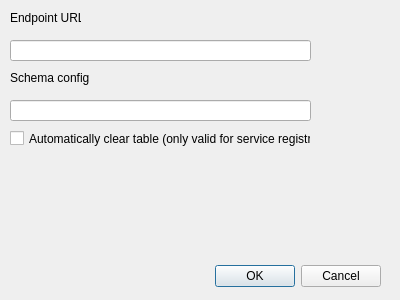
kartoza/GeoContextQGISPlugin, file GeoContextQGISPlugin_options_dialog_base.ui: the form before one commit.
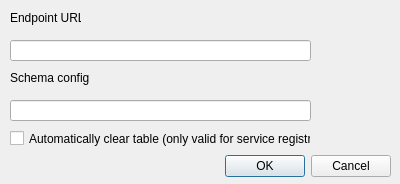
The form after the commit. Custom widgets are drawn as their Qt base class.

Commit message: Updates to UI. Group/Collection requests. A major bug when a key change trigger happens

Patch:
```diff
--- a/GeoContextQGISPlugin_options_dialog_base.ui
+++ b/GeoContextQGISPlugin_options_dialog_base.ui
@@ -7,7 +7,7 @@
     <x>0</x>
     <y>0</y>
     <width>400</width>
-    <height>300</height>
+    <height>184</height>
    </rect>
   </property>
   <property name="windowTitle">
@@ -16,8 +16,8 @@
   <widget class="QDialogButtonBox" name="buttonBox">
    <property name="geometry">
     <rect>
-     <x>40</x>
-     <y>260</y>
+     <x>50</x>
+     <y>150</y>
      <width>341</width>
      <height>32</height>
     </rect>
```
The commit also changes 5 other files.
